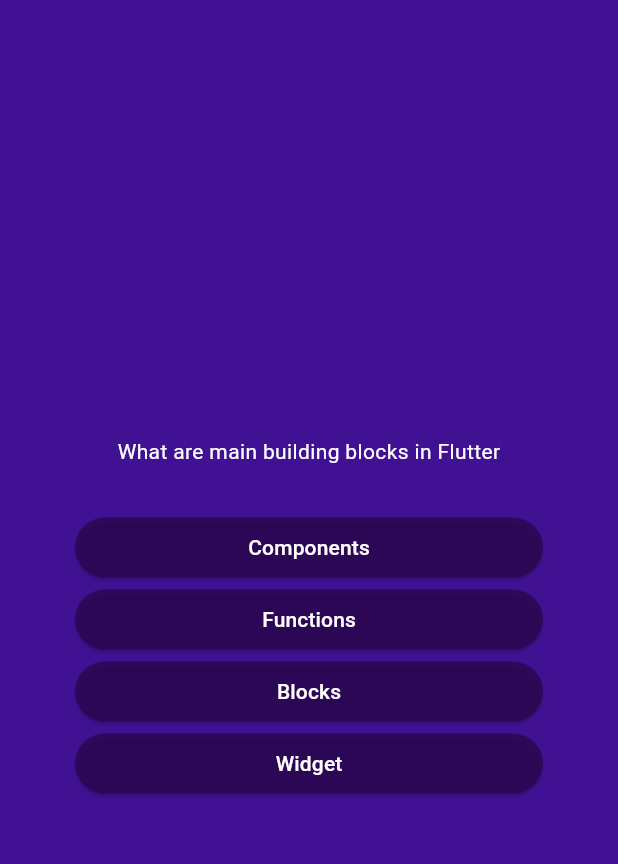
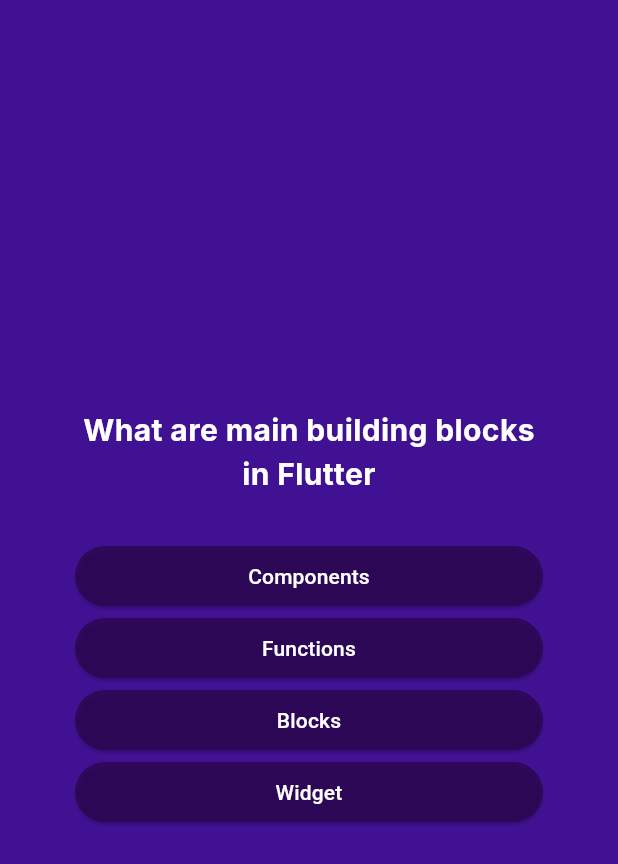
Before and after one commit to devnsdk/flutter-quiz, a Flutter app: the screen it shows after launch, after a tap on "Start Quiz", on a phone screen of 412 x 824 dp. Shown: the top 864 px of the screen. Run offline on Flutter 3.47's test engine with Material 3 defaults, Android fonts, the phone set to English and light mode, and no system bars; our stand-ins replace google_fonts.

Commit message:
feat: add google fonts package and create state function to change screen

```diff
--- a/lib/answer_button.dart
+++ b/lib/answer_button.dart
@@ -16,7 +16,10 @@ class AnswerButton extends StatelessWidget {
           shape: RoundedRectangleBorder(
             borderRadius: BorderRadius.circular(40),
           )),
-      child: Text(answerText),
+      child: Text(
+        answerText,
+        textAlign: TextAlign.center,
+      ),
     );
   }
 }
--- a/lib/pages/question_screen.dart
+++ b/lib/pages/question_screen.dart
@@ -1,4 +1,5 @@
 import 'package:flutter/material.dart';
+import 'package:google_fonts/google_fonts.dart';
 import 'package:quiz_app/answer_button.dart';
 import 'package:quiz_app/data/questions.dart';
 
@@ -12,9 +13,17 @@ class QuestionScreen extends StatefulWidget {
 }
 
 class _QuestionScreenState extends State<QuestionScreen> {
+  var currentQuestionIndex = 0;
+
+  void answerQuestion() {
+    setState(() {
+      currentQuestionIndex++;
+    });
+  }
+
   @override
   Widget build(context) {
-    final currentQuestion = questions[0];
+    final currentQuestion = questions[currentQuestionIndex];
 
     return SizedBox(
       width: double.infinity,
@@ -26,13 +35,17 @@ class _QuestionScreenState extends State<QuestionScreen> {
           children: [
             Text(
               currentQuestion.text,
-              style: const TextStyle(color: Colors.white),
+              style: GoogleFonts.inter(
+                color: Colors.white,
+                fontSize: 20,
+                fontWeight: FontWeight.bold,
+              ),
               textAlign: TextAlign.center,
             ),
             const SizedBox(height: 30),
             ...currentQuestion
                 .getShuffledAnswer()
-                .map((answer) => AnswerButton(answer, () {})),
+                .map((answer) => AnswerButton(answer, answerQuestion)),
           ],
         ),
       ),
--- a/pubspec.yaml
+++ b/pubspec.yaml
@@ -9,6 +9,7 @@ environment:
 dependencies:
   flutter:
     sdk: flutter
+  google_fonts: ^6.2.1
 
 dev_dependencies:
   flutter_test:
```
Also changed, not shown: pubspec.lock, 1 other file.
